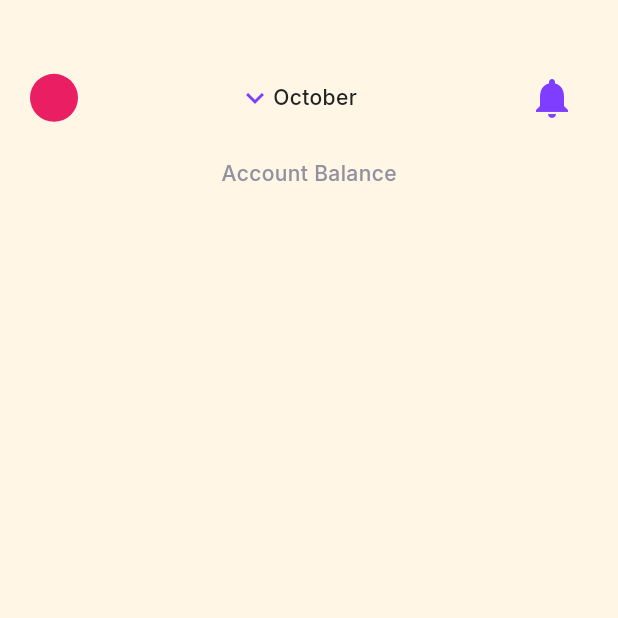
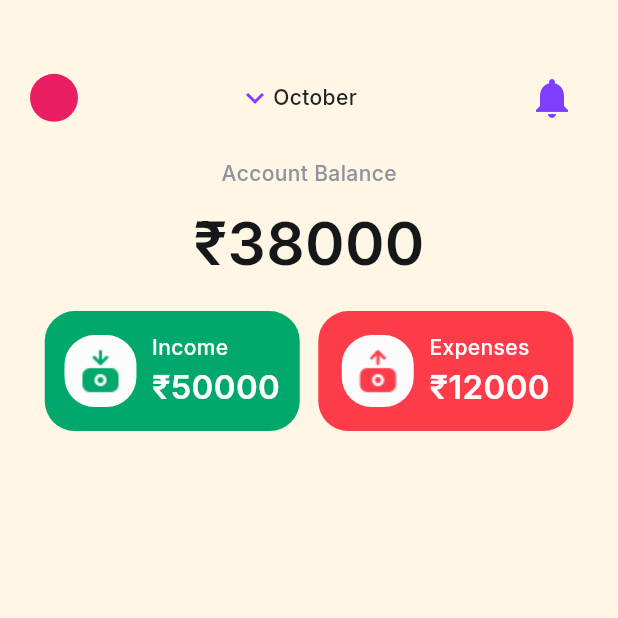
Before and after one commit to foysal012/CipherSchools-Flutter-Assignment, a Flutter app: the HomePageScreen screen opened directly, on a phone screen of 412 x 824 dp, the top half of it. Run offline on Flutter 3.47's test engine with Material 3 defaults, Android fonts, the phone set to English and light mode, and no system bars; our stand-ins replace cloud_firestore, firebase_auth, firebase_core, fluttertoast, google_fonts, google_sign_in and 3 more; missing offline and left inert: floating_bottom_bar; accounts and stored records are empty.

Commit message:
homepage section income and expense container design

```diff
--- a/lib/main.dart
+++ b/lib/main.dart
@@ -54,8 +54,8 @@ class MyApp extends StatelessWidget {
         useMaterial3: true,
       ),
       debugShowCheckedModeBanner: false,
-      //home: const SplashScreen(),
-      home: IncomePageScreen()
+      home: const SplashScreen(),
+      //home: IncomePageScreen()
     ),
     );
   }
--- a/lib/screen/home_page_screen.dart
+++ b/lib/screen/home_page_screen.dart
@@ -79,7 +79,148 @@ class _HomePageScreenState extends State<HomePageScreen> {
                 fontWeight: FontWeight.w500,
                 color: Color(0xff91919F)
               ),
+            ),
+
+            SizedBox(
+              height: height * 0.01,
+            ),
+
+            Row(
+              mainAxisAlignment: MainAxisAlignment.center,
+              children: [
+                Text("₹",
+                style: GoogleFonts.inter(
+                  fontSize: 40,
+                  fontWeight: FontWeight.w600,
+                  color: Color(0xff161719)
+                ),
+                ),
+                Text("38000",
+                  style: GoogleFonts.inter(
+                      fontSize: 40,
+                      fontWeight: FontWeight.w600,
+                      color: Color(0xff161719)
+                  ),
+                )
+              ],
+            ),
+
+            SizedBox(
+              height: height * 0.02,
+            ),
+
+            Row(
+              mainAxisAlignment: MainAxisAlignment.center,
+              children: [
+
+                Container(
+                  height: 80,
+                  width: 170,
+                  decoration: BoxDecoration(
+                    color: Color(0xff00A86B),
+                    borderRadius: BorderRadius.circular(20),
+                  ),
+                  child: Row(
+                    mainAxisAlignment: MainAxisAlignment.center,
+                    children: [
+                      Container(
+                        height: 48,
+                        width: 48,
+                        decoration: BoxDecoration(
+                          borderRadius: BorderRadius.circular(20),
+                          color: Color(0xffFCFCFC)
+                        ),
+                        child: Image.asset("images/income.png"),
+                      ),
+
+                      SizedBox(
+                        width: width * 0.025,
+                      ),
+
+                      Column(
+                        mainAxisAlignment: MainAxisAlignment.center,
+                        crossAxisAlignment: CrossAxisAlignment.start,
+                        children: [
+                          Text("Income",
+                          style: GoogleFonts.inter(
+                            fontWeight: FontWeight.w500,
+                            color: Color(0xffFCFCFC),
+                            fontSize: 14,
+                          ),
+                          ),
+
+                          Text("₹50000",
+                            style: GoogleFonts.inter(
+                              fontWeight: FontWeight.w600,
+                              color: Color(0xffFCFCFC),
+                              fontSize: 22,
+                            ),
+                          ),
+
+                        ],
+                      )
+                    ],
+                  ),
+                ),
+
+                SizedBox(
+                  width: width * 0.03,
+                ),
+
+                Container(
+                  height: 80,
+                  width: 170,
+                  decoration: BoxDecoration(
+                    color: Color(0xffFD3C4A),
+                    borderRadius: BorderRadius.circular(20),
+                  ),
+                  child: Row(
+                    mainAxisAlignment: MainAxisAlignment.center,
+                    children: [
+                      Container(
+                        height: 48,
+                        width: 48,
+                        decoration: BoxDecoration(
+                            borderRadius: BorderRadius.circular(20),
+                            color: Color(0xffFCFCFC)
+                        ),
+                        child: Image.asset("images/expense.png"),
+                      ),
+
+                      SizedBox(
+                        width: width * 0.025,
+                      ),
+
+                      Column(
+                        mainAxisAlignment: MainAxisAlignment.center,
+                        crossAxisAlignment: CrossAxisAlignment.start,
+                        children: [
+                          Text("Expenses",
+                            style: GoogleFonts.inter(
+                              fontWeight: FontWeight.w500,
+                              color: Color(0xffFCFCFC),
+                              fontSize: 14,
+                            ),
+                          ),
+
+                          Text("₹12000",
+                            style: GoogleFonts.inter(
+                              fontWeight: FontWeight.w600,
+                              color: Color(0xffFCFCFC),
+                              fontSize: 22,
+                            ),
+                          ),
+
+                        ],
+                      )
+                    ],
+                  ),
+                ),
+              ],
             )
+
+
+
           ],
         ),
       ),
```
Also changed, not shown: images/expense.png (added), images/income.png (added).
